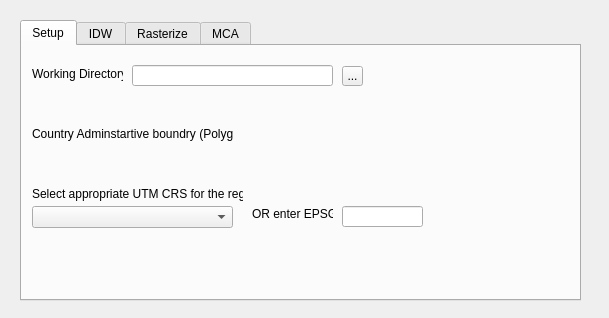
First picture: the form in gender_indicator_tool/gender_indicator_tool_dialog_base.ui, repository worldbank/GEEST, before the edit.
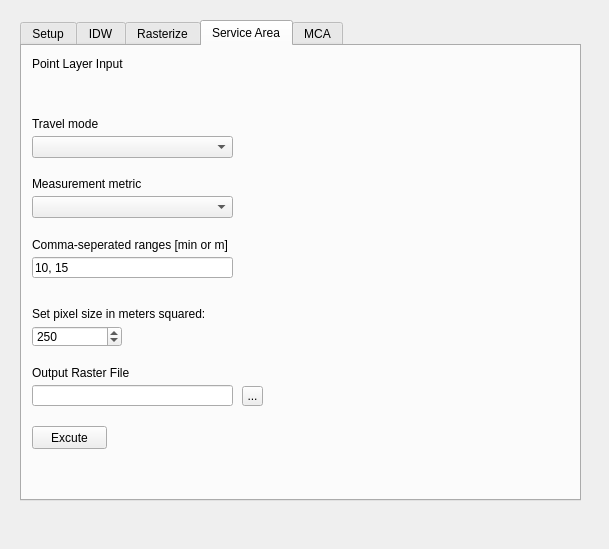
Second picture: the form after the edit. Custom widgets are drawn as their Qt base class.

Commit message: Service Area Analyis added

The edit to the form file:
```diff
--- a/gender_indicator_tool/gender_indicator_tool_dialog_base.ui
+++ b/gender_indicator_tool/gender_indicator_tool_dialog_base.ui
@@ -7,7 +7,7 @@
     <x>0</x>
     <y>0</y>
     <width>609</width>
-    <height>318</height>
+    <height>549</height>
    </rect>
   </property>
   <property name="windowTitle">
@@ -19,11 +19,11 @@
      <x>20</x>
      <y>20</y>
      <width>561</width>
-     <height>281</height>
+     <height>481</height>
     </rect>
    </property>
    <property name="currentIndex">
-    <number>0</number>
+    <number>3</number>
    </property>
    <widget class="QWidget" name="tab">
     <attribute name="title">
@@ -440,6 +440,190 @@
      </property>
     </widget>
    </widget>
+   <widget class="QWidget" name="tab_4">
+    <attribute name="title">
+     <string>Service Area</string>
+    </attribute>
+    <widget class="QgsFileWidget" name="pointLayer_Field_2">
+     <property name="geometry">
+      <rect>
+       <x>10</x>
+       <y>30</y>
+       <width>231</width>
+       <height>31</height>
+      </rect>
+     </property>
+    </widget>
+    <widget class="QLabel" name="label_23">
+     <property name="geometry">
+      <rect>
+       <x>10</x>
+       <y>10</y>
+       <width>201</width>
+       <height>16</height>
+      </rect>
+     </property>
+     <property name="text">
+      <string>Point Layer Input</string>
+     </property>
+    </widget>
+    <widget class="QLabel" name="label_8">
+     <property name="geometry">
+      <rect>
+       <x>10</x>
+       <y>319</y>
+       <width>231</width>
+       <height>16</height>
+      </rect>
+     </property>
+     <property name="text">
+      <string>Output Raster File</string>
+     </property>
+    </widget>
+    <widget class="QPushButton" name="pbserviceAreaExecute">
+     <property name="geometry">
+      <rect>
+       <x>10</x>
+       <y>380</y>
+       <width>75</width>
+       <height>23</height>
+      </rect>
+     </property>
+     <property name="text">
+      <string>Excute</string>
+     </property>
+    </widget>
+    <widget class="QgsFilterLineEdit" name="serviceAreaOutputFilePath_Field">
+     <property name="geometry">
+      <rect>
+       <x>10</x>
+       <y>339</y>
+       <width>201</width>
+       <height>21</height>
+      </rect>
+     </property>
+     <property name="qgisRelation" stdset="0">
+      <string notr="true"/>
+     </property>
+    </widget>
+    <widget class="QToolButton" name="serviceAreaOutputFilePath_Button">
+     <property name="geometry">
+      <rect>
+       <x>220</x>
+       <y>340</y>
+       <width>21</width>
+       <height>20</height>
+      </rect>
+     </property>
+     <property name="text">
+      <string>...</string>
+     </property>
+    </widget>
+    <widget class="QgsFilterLineEdit" name="serviceAreaRanges_Field">
+     <property name="geometry">
+      <rect>
+       <x>10</x>
+       <y>211</y>
+       <width>201</width>
+       <height>21</height>
+      </rect>
+     </property>
+     <property name="text">
+      <string>10, 15</string>
+     </property>
+     <property name="qgisRelation" stdset="0">
+      <string notr="true"/>
+     </property>
+    </widget>
+    <widget class="QLabel" name="label_9">
+     <property name="geometry">
+      <rect>
+       <x>10</x>
+       <y>191</y>
+       <width>231</width>
+       <height>16</height>
+      </rect>
+     </property>
+     <property name="text">
+      <string>Comma-seperated ranges [min or m]</string>
+     </property>
+    </widget>
+    <widget class="QComboBox" name="travelMode_comboBox">
+     <property name="geometry">
+      <rect>
+       <x>10</x>
+       <y>90</y>
+       <width>201</width>
+       <height>22</height>
+      </rect>
+     </property>
+    </widget>
+    <widget class="QComboBox" name="metric_comboBox">
+     <property name="geometry">
+      <rect>
+       <x>10</x>
+       <y>150</y>
+       <width>201</width>
+       <height>22</height>
+      </rect>
+     </property>
+    </widget>
+    <widget class="QLabel" name="label_10">
+     <property name="geometry">
+      <rect>
+       <x>10</x>
+       <y>130</y>
+       <width>231</width>
+       <height>16</height>
+      </rect>
+     </property>
+     <property name="text">
+      <string>Measurement metric</string>
+     </property>
+    </widget>
+    <widget class="QLabel" name="label_11">
+     <property name="geometry">
+      <rect>
+       <x>10</x>
+       <y>70</y>
+       <width>231</width>
+       <height>16</height>
+      </rect>
+     </property>
+     <property name="text">
+      <string>Travel mode</string>
+     </property>
+    </widget>
+    <widget class="QgsSpinBox" name="pixelSize_spinBox_3">
+     <property name="geometry">
+      <rect>
+       <x>10</x>
+       <y>280</y>
+       <width>90</width>
+       <height>21</height>
+      </rect>
+     </property>
+     <property name="maximum">
+      <number>100000</number>
+     </property>
+     <property name="value">
+      <number>250</number>
+     </property>
+    </widget>
+    <widget class="QLabel" name="label_24">
+     <property name="geometry">
+      <rect>
+       <x>10</x>
+       <y>260</y>
+       <width>231</width>
+       <height>16</height>
+      </rect>
+     </property>
+     <property name="text">
+      <string>Set pixel size in meters squared:</string>
+     </property>
+    </widget>
+   </widget>
    <widget class="QWidget" name="tab_3">
     <attribute name="title">
      <string>MCA</string>
```
The commit also changes 3 other files.
